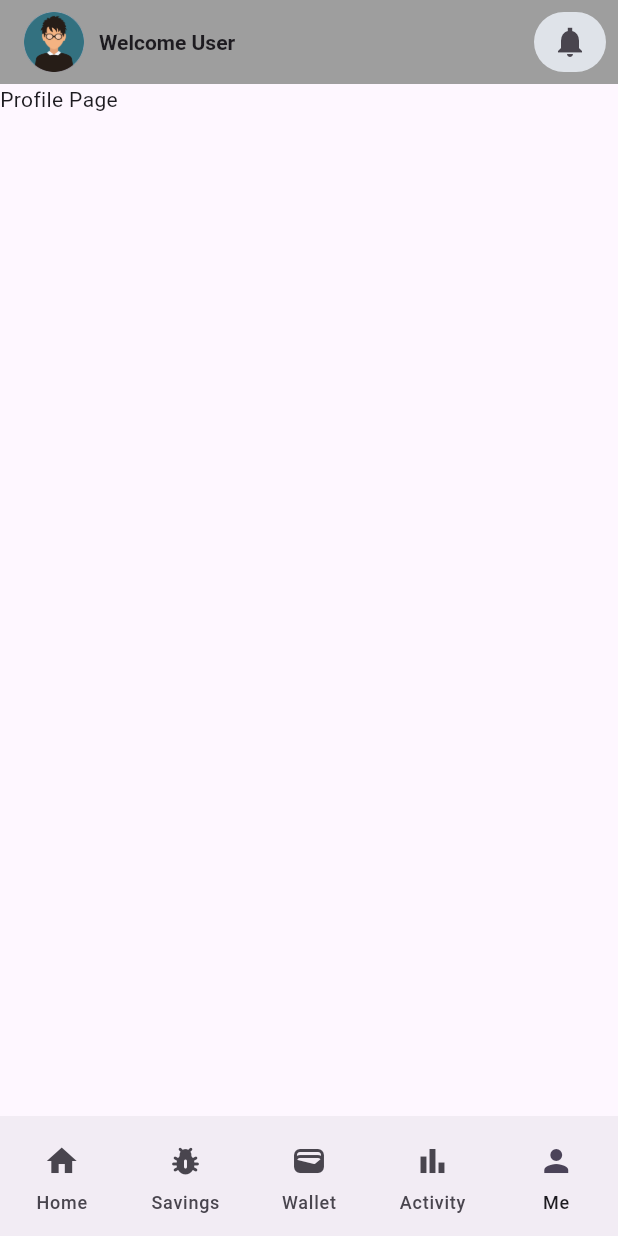
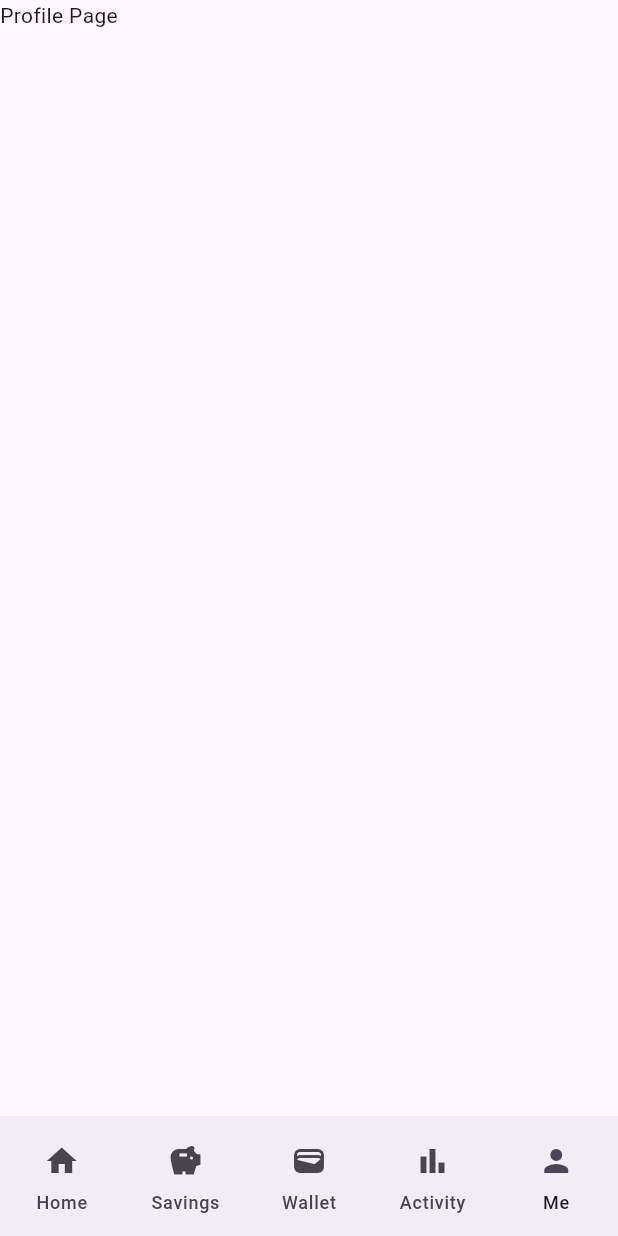
Before and after one commit to ukpongjoseph/DigiKlone, a Flutter app: the LandingPage screen opened by its route, item 5 of the bottom bar chosen, on a phone screen of 412 x 824 dp. Run offline on Flutter 3.47's test engine with Material 3 defaults, Android fonts, the phone set to English and light mode, and no system bars.

Commit message:
resolved navigation and flow on initial build

```diff
--- a/lib/Navigation/bottom_nav.dart
+++ b/lib/Navigation/bottom_nav.dart
@@ -13,30 +13,18 @@ class BottomNav extends StatefulWidget {
 class _BottomNavState extends State<BottomNav> {
   @override
   Widget build(BuildContext context) {
-    int currentPageIndex = Provider.of<NavProvider>(context, listen: true).getCurrentPage();
-    return  NavigationBar(
-        indicatorColor: Colors.transparent,
+    int currentPageIndex = Provider.of<NavProvider>(
+      context,
+      listen: true,
+    ).getCurrentPage();
+    return NavigationBar(
+      indicatorColor: Colors.transparent,
       destinations: [
-        NavigationDestination(
-          icon: Icon(Icons.home),
-          label: "Home"
-        ),
-        NavigationDestination(
-          icon: Icon(Icons.pest_control_rounded),
-          label: "Savings"
-        ),
-        NavigationDestination(
-          icon: Icon(Icons.wallet),
-          label: "Wallet"
-        ),
-        NavigationDestination(
-          icon: Icon(Icons.bar_chart_sharp),
-          label: "Activity"
-        ),
-        NavigationDestination(
-          icon: Icon(Icons.person),
-          label: "Me"
-        ),
+        NavigationDestination(icon: Icon(Icons.home), label: "Home"),
+        NavigationDestination(icon: Icon(Icons.savings), label: "Savings"),
+        NavigationDestination(icon: Icon(Icons.wallet), label: "Wallet"),
+        NavigationDestination(icon: Icon(Icons.bar_chart_sharp), label: "Activity"),
+        NavigationDestination(icon: Icon(Icons.person), label: "Me"),
       ],
       onDestinationSelected: (int value) {
         Provider.of<NavProvider>(context, listen: false).setCurrentPage(value);
--- a/lib/pages/activity.dart
+++ b/lib/pages/activity.dart
@@ -10,8 +10,6 @@ class Activity extends StatefulWidget {
 class _ActivityState extends State<Activity> {
   @override
   Widget build(BuildContext context) {
-    return Scaffold(
-      body: Text("Activity Page"),
-    );
+    return Column(children: [Text("Activity page")]);
   }
 }
--- a/lib/pages/landing_home.dart
+++ b/lib/pages/landing_home.dart
@@ -1,4 +1,6 @@
 import 'package:flutter/material.dart';
+import 'package:second_flutter/components/balance_component.dart';
+import 'package:second_flutter/components/quick_actions.dart';
 
 class LandingHome extends StatefulWidget {
   const LandingHome({super.key});
@@ -10,8 +12,6 @@ class LandingHome extends StatefulWidget {
 class _LandingHomeState extends State<LandingHome> {
   @override
   Widget build(BuildContext context) {
-    return Scaffold(
-      body: Text("Landing Home Page"),
-    );
+    return Column(children: [BalanceComponent(), QuickActions()]);
   }
 }
--- a/lib/pages/landing_page.dart
+++ b/lib/pages/landing_page.dart
@@ -5,7 +5,6 @@ import 'package:second_flutter/Navigation/bottom_nav.dart';
 // ignore: unused_import
 import 'package:second_flutter/a_List_providers/auth_login_provider.dart';
 import 'package:second_flutter/a_List_providers/nav_provider.dart';
-
 
 class LandingPage extends StatefulWidget {
   const LandingPage({super.key});
@@ -20,32 +19,39 @@ class _LandingPageState extends State<LandingPage> {
   late List _pages;
   late int currentPageIndex;
   @override
-  void didChangeDependencies(){
+  void didChangeDependencies() {
     super.didChangeDependencies();
     _pages = context.read<NavProvider>().getPages();
+  }
 
-  }
   @override
   Widget build(BuildContext context) {
     currentPageIndex = context.watch<NavProvider>().getCurrentPage();
     return Scaffold(
-      appBar: AppBar(
+      appBar: currentPageIndex == 4
+          ? null
+          : AppBar(
               backgroundColor: Colors.grey,
               title: Row(
                 children: [
-            CircleAvatar(
+                  GestureDetector(
+                    onTap: () {
+                      context.read<NavProvider>().setCurrentPage(4);
+                    },
+                    child: CircleAvatar(
                       child: Image.asset("assets/images/avatar.png"),
                     ),
-            SizedBox(
-              width: 10.0,
                   ),
+                  SizedBox(width: 10.0),
                   Text(
                     "Welcome User",
                     style: TextStyle(
                       fontSize: 14.0,
-                fontWeight: FontWeight.bold
+                      fontWeight: FontWeight.bold,
                     ),
                   ),
+                  SizedBox(width: 10.0),
+                  Icon(Icons.emoji_emotions_rounded, color: Colors.amber[600]),
                 ],
               ),
               actions: [
@@ -54,11 +60,11 @@ class _LandingPageState extends State<LandingPage> {
                   child: Container(
                     decoration: BoxDecoration(
                       borderRadius: BorderRadius.circular(80.0),
-                color: const Color.fromARGB(255, 223, 227, 233)
+                      color: const Color.fromARGB(255, 223, 227, 233),
                     ),
                     child: IconButton(
                       icon: Icon(Icons.notifications_sharp),
-                onPressed: (){},
+                      onPressed: () {},
                     ),
                   ),
                 ),
--- a/lib/pages/profile.dart
+++ b/lib/pages/profile.dart
@@ -10,8 +10,10 @@ class Profile extends StatefulWidget {
 class _ProfileState extends State<Profile> {
   @override
   Widget build(BuildContext context) {
-    return Scaffold(
-      body: Text("Profile Page"),
+    return Column(
+      children: [
+        Text("Profile Page")
+      ],
     );
   }
 }
--- a/lib/pages/wallet.dart
+++ b/lib/pages/wallet.dart
@@ -10,8 +10,10 @@ class Wallet extends StatefulWidget {
 class _WalletState extends State<Wallet> {
   @override
   Widget build(BuildContext context) {
-    return Scaffold(
-      body: Text("Wallet Page"),
+    return Column(
+      children: [
+        Text("Wallet Page")
+      ],
     );
   }
 }
```
Also changed, not shown: lib/components/balance_component.dart (added, +150 -0 lines), lib/components/quick_actions.dart (added, +22 -0 lines), lib/pages/savings.dart (+5 -2 lines). Lines whose indentation alone changed are shown as unchanged.
